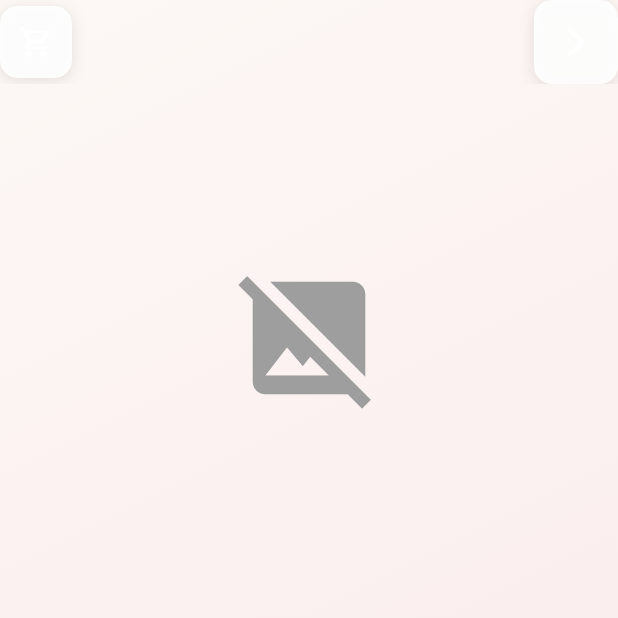
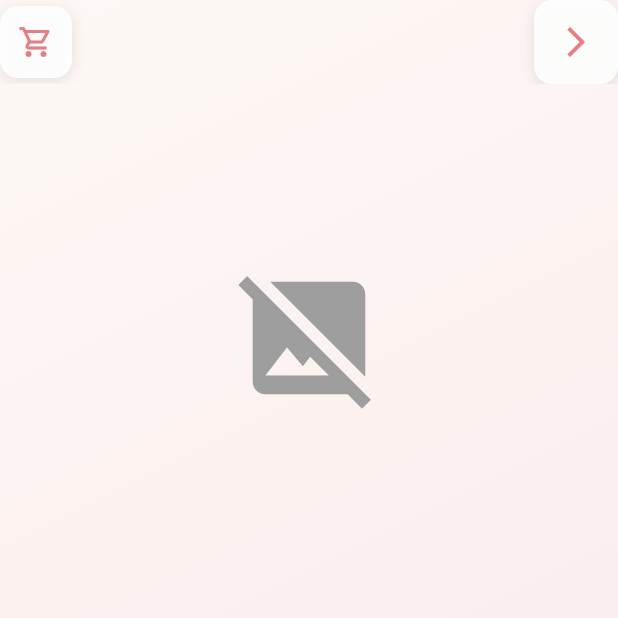
Before and after one commit to mostafa-hashem/glowette-website, a Flutter app: the ProductDetailScreen screen opened directly with empty values, on a phone screen of 412 x 824 dp, the top half of it. Run offline on Flutter 3.47's test engine with Material 3 defaults, Android fonts, the phone set to English and light mode, and no system bars; our stand-ins replace fluttertoast, image_picker, shared_preferences, supabase_flutter; missing offline and left inert: dart:html; accounts and stored records are empty.

Commit message:
Integrate ThemeProvider into product detail screen for dynamic theming
- Added themeProvider to _buildBackButton and _buildCartButton methods.
- Updated button colors to reflect the primary color from ThemeProvider for consistent UI.

```diff
--- a/lib/screens/product_detail_screen.dart
+++ b/lib/screens/product_detail_screen.dart
@@ -394,6 +394,7 @@ class _ProductDetailScreenState extends State<ProductDetailScreen>
   }
 
   Widget _buildBackButton(BuildContext context) {
+    final themeProvider = Provider.of<ThemeProvider>(context);
     return Container(
       decoration: BoxDecoration(
         color: Colors.white.withValues(alpha: 0.9),
@@ -410,11 +411,13 @@ class _ProductDetailScreenState extends State<ProductDetailScreen>
         icon: const Icon(Icons.arrow_back_ios_new),
         onPressed: () => Navigator.pop(context),
         tooltip: 'العودة للمنتجات',
+        color: themeProvider.primaryColor,
       ),
     );
   }
 
   Widget _buildCartButton(BuildContext context) {
+    final themeProvider = Provider.of<ThemeProvider>(context);
     return Consumer<CartProvider>(
       builder: (context, cartProvider, child) {
         final itemCount = cartProvider.itemCount;
@@ -444,6 +447,7 @@ class _ProductDetailScreenState extends State<ProductDetailScreen>
                   );
                 },
                 tooltip: 'عرض السلة',
+                color: themeProvider.primaryColor,
               ),
             ),
             if (itemCount > 0)
```
